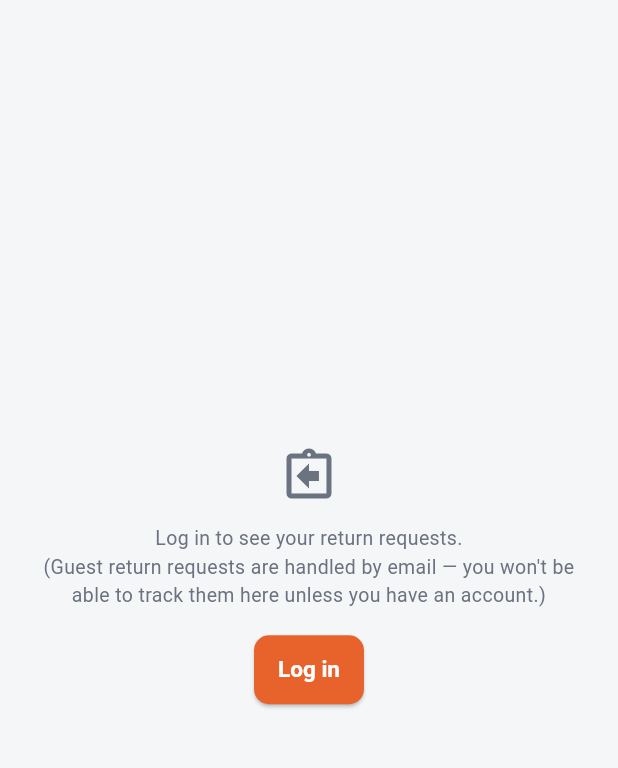
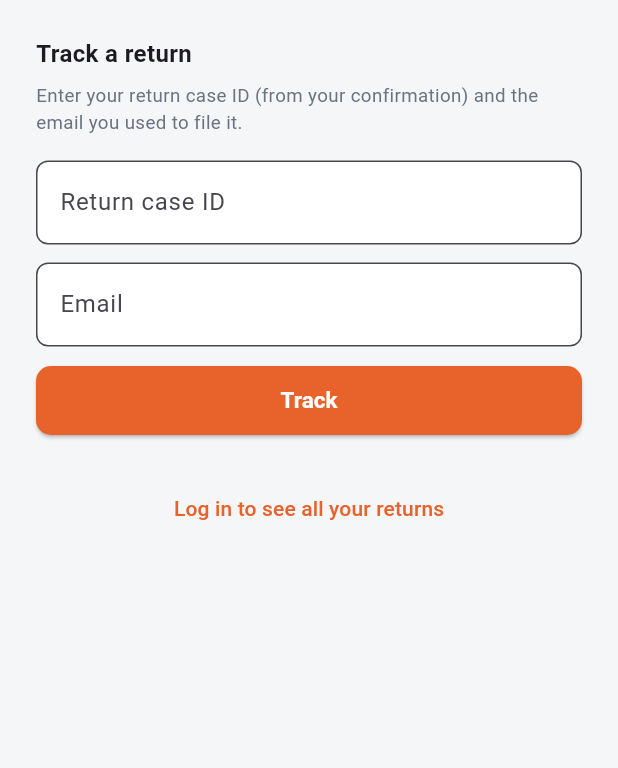
Before and after one commit to sadeddindabash-svg/LEAP-MARKETPLACE, a Flutter app: the ReturnsScreen screen opened by its route, on a phone screen of 412 x 824 dp, the part 84-852 px from its top. Run offline on Flutter 3.47's test engine with Material 3 defaults, Android fonts, the phone set to English and light mode, and no system bars; our stand-ins replace cached_network_image, flutter_secure_storage, geolocator, go_router, image_picker, share_plus; accounts and stored records are empty; network calls fail.

Commit message:
leap-batch30-of-50.

```diff
--- a/apps/mobile/lib/app.dart
+++ b/apps/mobile/lib/app.dart
@@ -95,7 +95,7 @@ final GoRouter appRouter = GoRouter(
     GoRoute(path: '/orders/:id', builder: (context, state) => OrderDetailScreen(orderId: state.pathParameters['id']!)),
     GoRoute(path: '/orders/:id/tracking', builder: (context, state) => TrackingScreen(orderId: state.pathParameters['id']!)),
     GoRoute(path: '/returns', builder: (context, state) => const ReturnsScreen()),
-    GoRoute(path: '/returns/:id', builder: (context, state) => ReturnCaseDetailScreen(caseId: state.pathParameters['id']!)),
+    GoRoute(path: '/returns/:id', builder: (context, state) => ReturnCaseDetailScreen(caseId: state.pathParameters['id']!, guestEmail: state.uri.queryParameters['guestEmail'])),
     GoRoute(path: '/support', builder: (context, state) => const ChatScreen()),
     GoRoute(path: '/support/new', builder: (context, state) => const NewTicketScreen()),
     GoRoute(path: '/support/:id', builder: (context, state) => TicketDetailScreen(ticketId: state.pathParameters['id']!, guestEmail: state.uri.queryParameters['guestEmail'])),
--- a/apps/mobile/lib/core/app_strings.dart
+++ b/apps/mobile/lib/core/app_strings.dart
@@ -186,6 +186,11 @@ class AppStrings {
     'could_not_load_returns': {'en': 'Could not load return requests:', 'ar': 'تعذر تحميل طلبات الإرجاع:'},
     'no_returns_yet': {'en': 'No return requests yet.', 'ar': 'لا توجد طلبات إرجاع بعد.'},
     'could_not_load_return': {'en': 'Could not load this return request.', 'ar': 'تعذر تحميل طلب الإرجاع هذا.'},
+    'enter_email_to_view_return': {'en': 'Enter the email this return was filed under to view it.', 'ar': 'أدخل البريد الإلكتروني الذي قُدم به هذا الإرجاع لعرضه.'},
+    'track_a_return': {'en': 'Track a return', 'ar': 'تتبع إرجاع'},
+    'track_return_hint': {'en': 'Enter your return case ID (from your confirmation) and the email you used to file it.', 'ar': 'أدخل رقم طلب الإرجاع (من رسالة التأكيد) والبريد الإلكتروني الذي استخدمته لتقديمه.'},
+    'return_case_id_label': {'en': 'Return case ID', 'ar': 'رقم طلب الإرجاع'},
+    'log_in_to_see_all_returns': {'en': 'Log in to see all your returns', 'ar': 'سجّل الدخول لرؤية جميع مرتجعاتك'},
     'return_case_order_label': {'en': 'For order', 'ar': 'للطلب'},
 
     // ---- Account ----
--- a/apps/mobile/lib/features/orders/returns_screen.dart
+++ b/apps/mobile/lib/features/orders/returns_screen.dart
@@ -10,15 +10,17 @@ import '../../services/api_client.dart';
 /// order_detail_screen.dart already lets a buyer SUBMIT a return via
 /// POST /returns — this screen is the other half, showing the real
 /// list of return cases the buyer has filed via GET /returns/my-cases,
-/// so they can check status and follow up. Same login-gate pattern as
-/// orders_screen.dart and chat_screen.dart: guest-filed returns aren't
-/// listable without an account (the backend scopes /returns/my-cases
-/// to a real buyer_id).
+/// so they can check status and follow up. Listing every case still
+/// requires login (the backend scopes /returns/my-cases to a real
+/// buyer_id, and there's no "list all my cases" for a guest without a
+/// real account) -- but a guest can still track ONE specific case by
+/// ID + email (real gap closed here, mirroring the same fix already
+/// made for support tickets).
 ///
 /// Deliberately no "new return" FAB here, unlike chat_screen.dart's
 /// "new ticket" FAB — a return case is always tied to a specific
 /// sub-order, so it's only ever started from that order's detail page,
-/// not from a blank form.
+/// not from a blank form. This stays true for a guest too.
 class ReturnsScreen extends StatefulWidget {
   const ReturnsScreen({super.key});
 
@@ -28,11 +30,20 @@ class ReturnsScreen extends StatefulWidget {
 
 class _ReturnsScreenState extends State<ReturnsScreen> {
   late Future<List<dynamic>> _casesFuture;
+  final _lookupIdController = TextEditingController();
+  final _lookupEmailController = TextEditingController();
 
   @override
   void initState() {
     super.initState();
     _casesFuture = _load();
+  }
+
+  @override
+  void dispose() {
+    _lookupIdController.dispose();
+    _lookupEmailController.dispose();
+    super.dispose();
   }
 
   Future<List<dynamic>> _load() async {
@@ -45,6 +56,11 @@ class _ReturnsScreenState extends State<ReturnsScreen> {
     setState(() => _casesFuture = _load());
   }
 
+  void _trackReturn() {
+    if (_lookupIdController.text.trim().isEmpty || _lookupEmailController.text.trim().isEmpty) return;
+    context.push('/returns/${_lookupIdController.text.trim()}?guestEmail=${Uri.encodeQueryComponent(_lookupEmailController.text.trim())}');
+  }
+
   @override
   Widget build(BuildContext context) {
     final auth = context.watch<AuthState>();
@@ -55,17 +71,21 @@ class _ReturnsScreenState extends State<ReturnsScreen> {
         body: Padding(
           padding: const EdgeInsets.all(24),
           child: Column(
-            mainAxisAlignment: MainAxisAlignment.center,
+            crossAxisAlignment: CrossAxisAlignment.stretch,
             children: [
-              const Icon(Icons.assignment_return_outlined, size: 40, color: LeapColors.muted),
+              Text(tr(context, 'track_a_return'), style: const TextStyle(fontWeight: FontWeight.w700, fontSize: 16)),
+              const SizedBox(height: 8),
+              Text(tr(context, 'track_return_hint'), style: const TextStyle(color: LeapColors.muted, fontSize: 12.5)),
+              const SizedBox(height: 16),
+              TextField(controller: _lookupIdController, decoration: InputDecoration(labelText: tr(context, 'return_case_id_label'))),
               const SizedBox(height: 12),
-              Text(
-                tr(context, 'login_to_see_returns'),
-                textAlign: TextAlign.center,
-                style: const TextStyle(color: LeapColors.muted, fontSize: 13),
+              TextField(controller: _lookupEmailController, keyboardType: TextInputType.emailAddress, decoration: InputDecoration(labelText: tr(context, 'email_label'))),
+              const SizedBox(height: 12),
+              ElevatedButton(onPressed: _trackReturn, child: Text(tr(context, 'track'))),
+              const SizedBox(height: 24),
+              Center(
+                child: TextButton(onPressed: () => context.push('/login'), child: Text(tr(context, 'log_in_to_see_all_returns'))),
               ),
-              const SizedBox(height: 16),
-              ElevatedButton(onPressed: () => context.push('/login'), child: Text(tr(context, 'log_in'))),
             ],
           ),
         ),
```
Also changed, not shown: apps/mobile/lib/features/orders/return_case_detail_screen.dart (+51 -5 lines), apps/mobile/lib/services/api_client.dart (+13 -4 lines), 1 other file.
